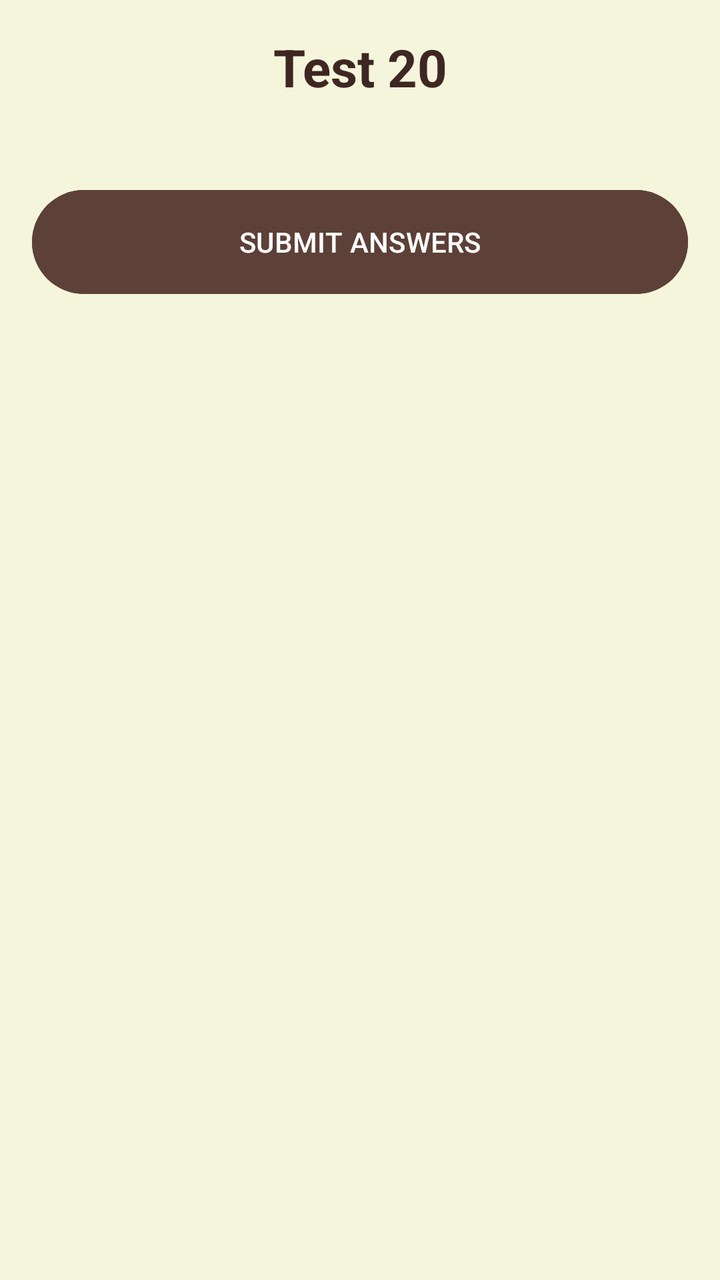
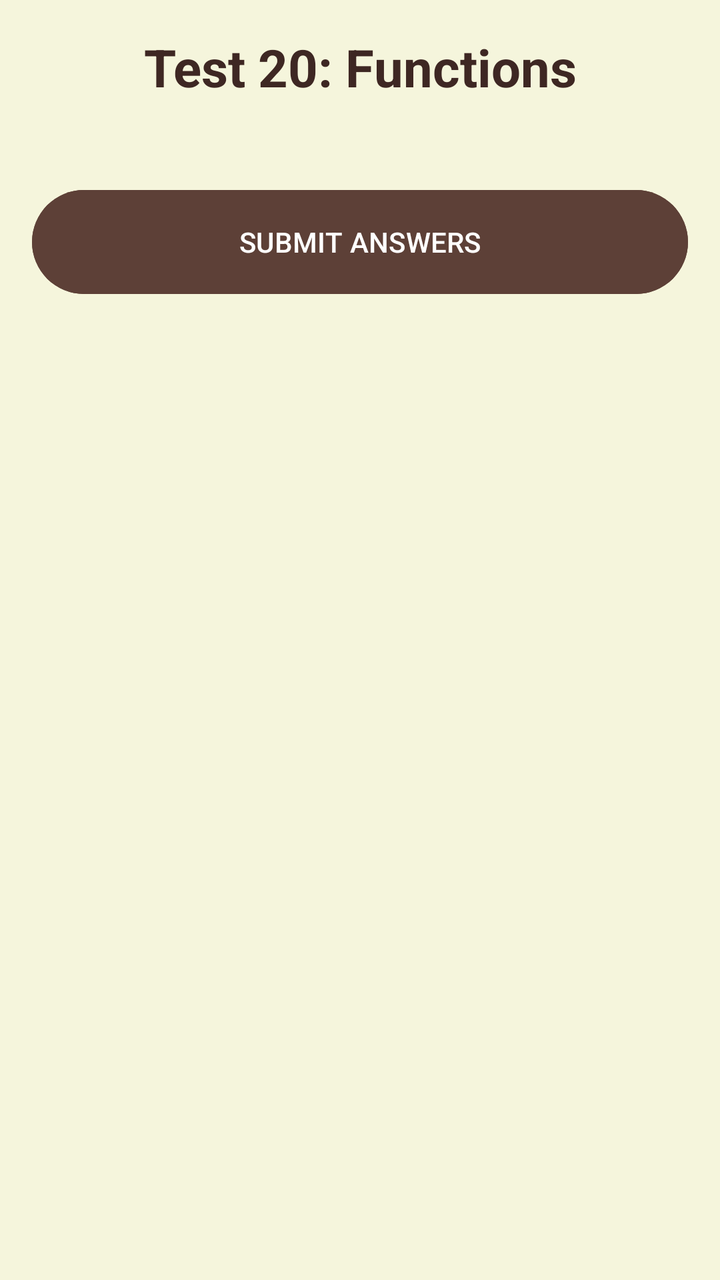

Compare the two renders of this Android layout. The source of the first and the diff that turns it into the second are given below.
<!-- AndroidManifest.xml: application theme Theme.OlympMathMentor -->
<!-- res/layout/activity_int_test20.xml -->
<?xml version="1.0" encoding="utf-8"?>
<ScrollView xmlns:android="http://schemas.android.com/apk/res/android"
    android:layout_width="match_parent"
    android:layout_height="match_parent"
    android:background="#F5F5DC"
    android:padding="16dp">

    <LinearLayout
        android:layout_width="match_parent"
        android:layout_height="wrap_content"
        android:orientation="vertical">

        <TextView
            android:layout_width="match_parent"
            android:layout_height="wrap_content"
            android:text="Test 20"
            android:textSize="26sp"
            android:textStyle="bold"
            android:textColor="#3E2723"
            android:gravity="center"
            android:layout_marginBottom="20dp"/>

        <LinearLayout
            android:id="@+id/questionsContainer"
            android:layout_width="match_parent"
            android:layout_height="wrap_content"
            android:orientation="vertical" />

        <Button
            android:id="@+id/btnFinish"
            android:layout_width="match_parent"
            android:layout_height="60dp"
            android:text="SUBMIT ANSWERS"
            android:backgroundTint="#5D4037"
            android:textColor="#FFFFFF"
            android:layout_marginTop="20dp"/>

        <LinearLayout
            android:id="@+id/resultLayout"
            android:layout_width="match_parent"
            android:layout_height="wrap_content"
            android:orientation="vertical"
            android:visibility="gone"
            android:gravity="center"
            android:layout_marginTop="20dp">

            <TextView
                android:id="@+id/tvScore"
                android:layout_width="wrap_content"
                android:layout_height="wrap_content"
                android:textSize="24sp"
                android:textColor="#3E2723"
                android:textStyle="bold"/>

            <TextView
                android:id="@+id/tvFinalMessage"
                android:layout_width="match_parent"
                android:layout_height="wrap_content"
                android:gravity="center"
                android:padding="10dp"
                android:text="Congratulations! You have completed the Intermediate Level!"
                android:textColor="#2E7D32"
                android:textSize="18sp"/>

            <Button
                android:id="@+id/btnFinalExam"
                android:layout_width="match_parent"
                android:layout_height="60dp"
                android:text="GO TO FINAL EXAM"
                android:backgroundTint="#D32F2F"
                android:textColor="#FFFFFF"/>
        </LinearLayout>
    </LinearLayout>
</ScrollView>
<!-- resources referenced by this layout -->
<resources>
  <style name="Theme.OlympMathMentor" parent="Base.Theme.OlympMathMentor" />
  <style name="Base.Theme.OlympMathMentor" parent="Theme.Material3.DayNight.NoActionBar">
          <item name="colorPrimary">@color/soft_beige</item>
  
          <item name="android:statusBarColor">@color/soft_beige</item>
  
          <item name="android:windowLightStatusBar">true</item>
      </style>
  <color name="soft_beige">#EFEBE9</color>
</resources>

<!-- the commit's change to res/layout/activity_int_test20.xml (unified diff, before → after) -->
@@ -13,7 +13,7 @@
         <TextView
             android:layout_width="match_parent"
             android:layout_height="wrap_content"
-            android:text="Test 20"
+            android:text="Test 20: Functions"
             android:textSize="26sp"
             android:textStyle="bold"
             android:textColor="#3E2723"
@@ -52,6 +52,20 @@
                 android:textColor="#3E2723"
                 android:textStyle="bold"/>
 
+            <LinearLayout
+                android:id="@+id/medalsLayout"
+                android:layout_width="wrap_content"
+                android:layout_height="wrap_content"
+                android:orientation="horizontal"
+                android:layout_margin="10dp"
+                android:visibility="gone">
+
+                <ImageView android:id="@+id/medal1" android:layout_width="60dp" android:layout_height="60dp" android:src="@drawable/ic_medal" />
+                <ImageView android:id="@+id/medal2" android:layout_width="60dp" android:layout_height="60dp" android:src="@drawable/ic_medal" />
+                <ImageView android:id="@+id/medal3" android:layout_width="60dp" android:layout_height="60dp" android:src="@drawable/ic_medal" />
+
+            </LinearLayout>
+
             <TextView
                 android:id="@+id/tvFinalMessage"
                 android:layout_width="match_parent"
@@ -60,15 +74,27 @@
                 android:padding="10dp"
                 android:text="Congratulations! You have completed the Intermediate Level!"
                 android:textColor="#2E7D32"
-                android:textSize="18sp"/>
+                android:textSize="18sp"
+                android:layout_marginBottom="20dp"/>
 
             <Button
                 android:id="@+id/btnFinalExam"
                 android:layout_width="match_parent"
                 android:layout_height="60dp"
                 android:text="GO TO FINAL EXAM"
+                android:visibility="gone"
+                android:backgroundTint="#2E7D32"
+                android:textColor="#FFFFFF"
+                android:layout_marginBottom="10dp"/>
+
+            <Button
+                android:id="@+id/btnRetry"
+                android:layout_width="match_parent"
+                android:layout_height="60dp"
+                android:text="Retry Test"
                 android:backgroundTint="#D32F2F"
                 android:textColor="#FFFFFF"/>
+
         </LinearLayout>
     </LinearLayout>
 </ScrollView>
<!-- resource entries referenced after the edit -->
@@ -1,5 +1,15 @@
 <!-- resources referenced by this layout -->
 <resources>
+  <!-- drawable ic_medal (drawable) -->
+  <vector xmlns:android="http://schemas.android.com/apk/res/android"
+      android:width="24dp"
+      android:height="24dp"
+      android:viewportWidth="24"
+      android:viewportHeight="24">
+      <path
+          android:fillColor="#FFFFFFFF"
+          android:pathData="M17,10.43V2H7v8.43c0,0.35 0.18,0.68 0.49,0.86l4.18,2.51l-0.99,2.34l-3.41,0.29l2.59,2.24L8.96,22L12,20.23L15.04,22l-0.9-3.33l2.59,-2.24l-3.41,-0.29l-0.99,-2.34l4.18,-2.51C16.82,11.11 17,10.79 17,10.43zM13,4h2v3h-2V4zM9,4h2v3H9V4z"/>
+  </vector>
   <style name="Theme.OlympMathMentor" parent="Base.Theme.OlympMathMentor" />
   <style name="Base.Theme.OlympMathMentor" parent="Theme.Material3.DayNight.NoActionBar">
           <item name="colorPrimary">@color/soft_beige</item>
